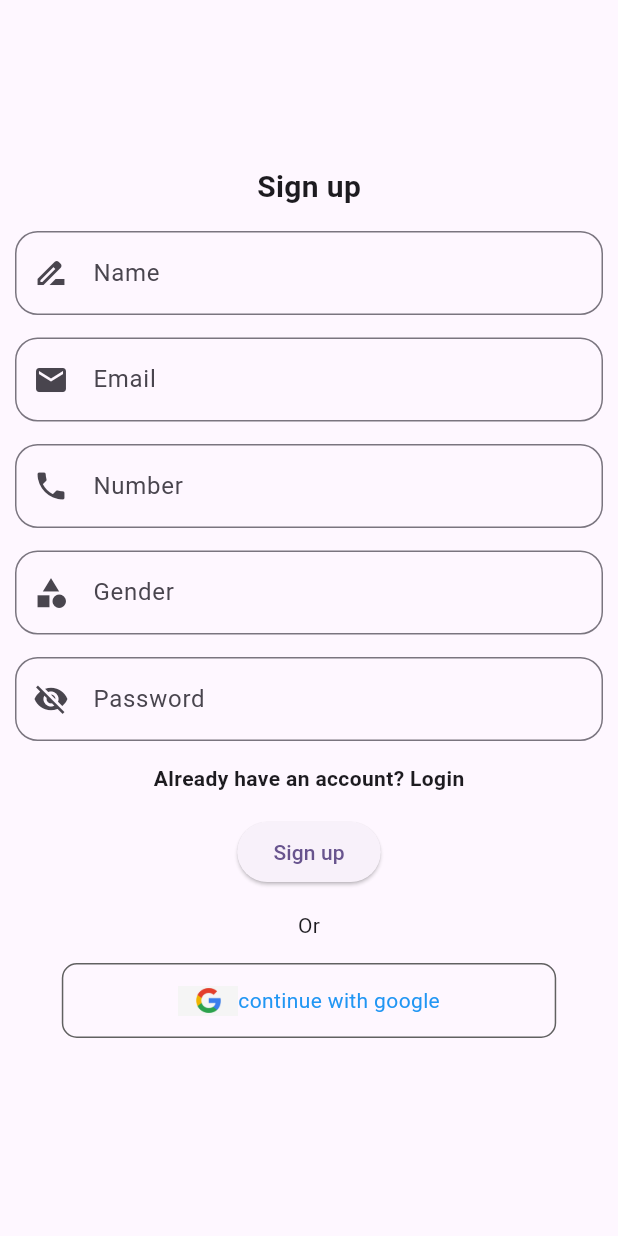
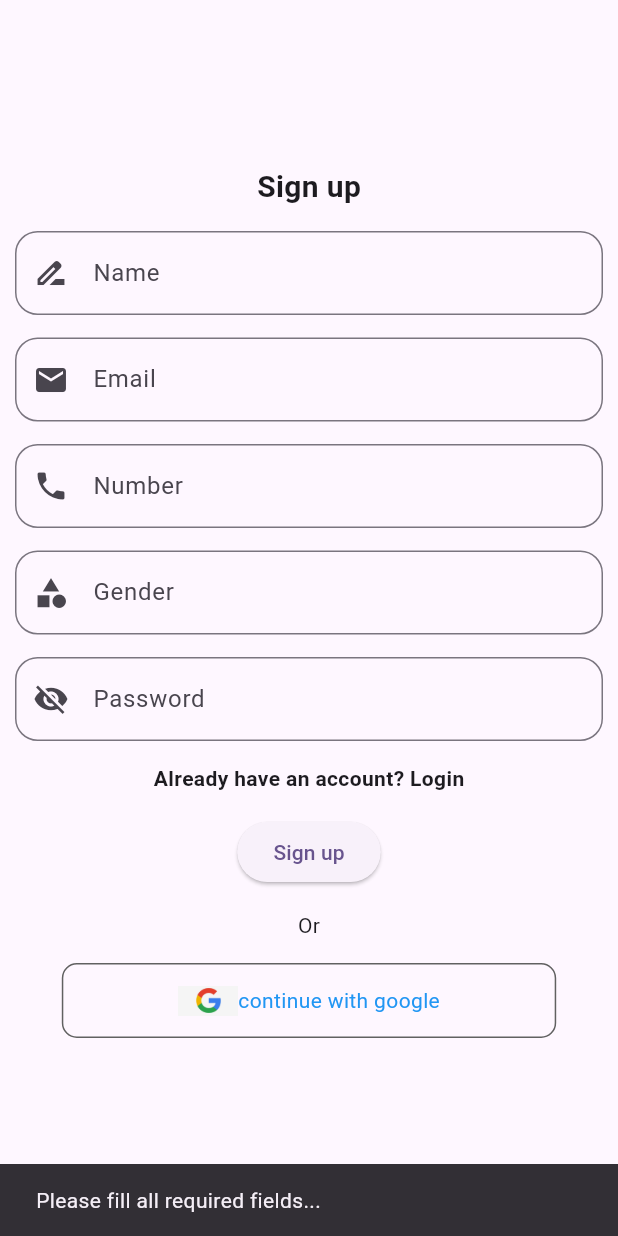
Before and after one commit to PrernaMi/NotesApp_Firebase, a Flutter app: the SignUpPage screen opened directly, after a tap on "Already have an account? Login", after a tap on "Don't have an account? sign Up", after a tap on "Sign up", on a phone screen of 412 x 824 dp. Run offline on Flutter 3.47's test engine with Material 3 defaults, Android fonts, the phone set to English and light mode, and no system bars; our stand-ins replace cloud_firestore, firebase_auth, firebase_core, firebase_storage, google_sign_in, image_cropper and 2 more; accounts and stored records are empty.

Commit message:
Final Commit

```diff
--- a/lib/start_screen/sign_up_page.dart
+++ b/lib/start_screen/sign_up_page.dart
@@ -27,7 +27,7 @@ class SignUpPage extends StatelessWidget {
               ),
               Text(
                 "Sign up",
-                style: TextStyle(fontWeight: FontWeight.bold,fontSize: 20),
+                style: TextStyle(fontWeight: FontWeight.bold, fontSize: 20),
               ),
               SizedBox(
                 height: 15,
@@ -117,6 +117,14 @@ class SignUpPage extends StatelessWidget {
               ElevatedButton(
                   onPressed: () async {
                     var auth = FirebaseAuth.instance;
+                    if (emailCon.text.toString() == "" ||
+                        passCon.text.toString() == "" ||
+                        nameCon.text.toString() == "" ||
+                        genderCon.text.toString() == "" ||
+                        phoneCon.text.toString() == "") {
+                      ScaffoldMessenger.of(context).showSnackBar(SnackBar(
+                          content: Text("Please fill all required fields...")));
+                    } else {
                       try {
                         //creating new user account with email and password
                         var cred = await auth.createUserWithEmailAndPassword(
@@ -151,8 +159,9 @@ class SignUpPage extends StatelessWidget {
                                   "The account already exists for that email.")));
                         }
                       } catch (e) {
-                      ScaffoldMessenger.of(context)
-                          .showSnackBar(SnackBar(content: Text(e.toString())));
+                        ScaffoldMessenger.of(context).showSnackBar(
+                            SnackBar(content: Text(e.toString())));
+                      }
                     }
                   },
                   child: Text("Sign up")),
@@ -165,21 +174,24 @@ class SignUpPage extends StatelessWidget {
               ),
               //sign in with google
               InkWell(
-                onTap: ()async{
-
-                },
+                onTap: () async {},
                 child: Container(
                   height: 50,
-                  width: MediaQuery.of(context).size.width*0.8,
+                  width: MediaQuery.of(context).size.width * 0.8,
                   decoration: BoxDecoration(
                       borderRadius: BorderRadius.circular(10),
-                    border: Border.all(color: Colors.grey.shade700)
-                  ),
+                      border: Border.all(color: Colors.grey.shade700)),
                   child: Row(
                     mainAxisAlignment: MainAxisAlignment.center,
                     children: [
-                      Image.asset("assets/images/google_logo.png",height: 20,),
-                      Text("continue with google",style: TextStyle(color: Colors.blue),)
+                      Image.asset(
+                        "assets/images/google_logo.png",
+                        height: 20,
+                      ),
+                      Text(
+                        "continue with google",
+                        style: TextStyle(color: Colors.blue),
+                      )
                     ],
                   ),
                 ),
@@ -202,7 +214,8 @@ class SignUpPage extends StatelessWidget {
       }
 
       // Step 2: Obtain the auth details from the request
-      final GoogleSignInAuthentication googleAuth = await googleUser.authentication;
+      final GoogleSignInAuthentication googleAuth =
+          await googleUser.authentication;
 
       // Step 3: Create a new credential
       final OAuthCredential credential = GoogleAuthProvider.credential(
@@ -217,5 +230,4 @@ class SignUpPage extends StatelessWidget {
       return null;
     }
   }
-
 }
```
Also changed, not shown: lib/start_screen/login_page.dart (+6 -1 lines). Lines whose indentation alone changed are shown as unchanged.
